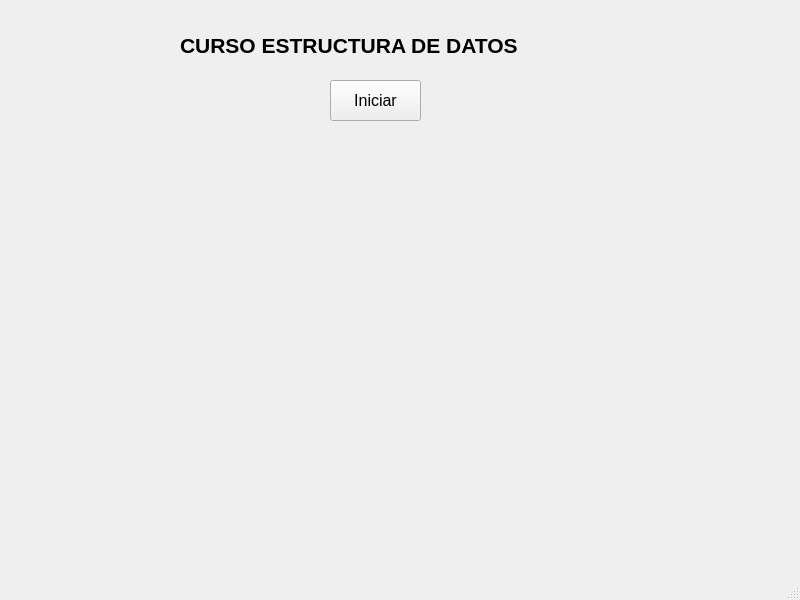
Old version of the form semana11/mi-primer-gui.ui in the repository cpulachev8/ed-ipae-sj-pi.
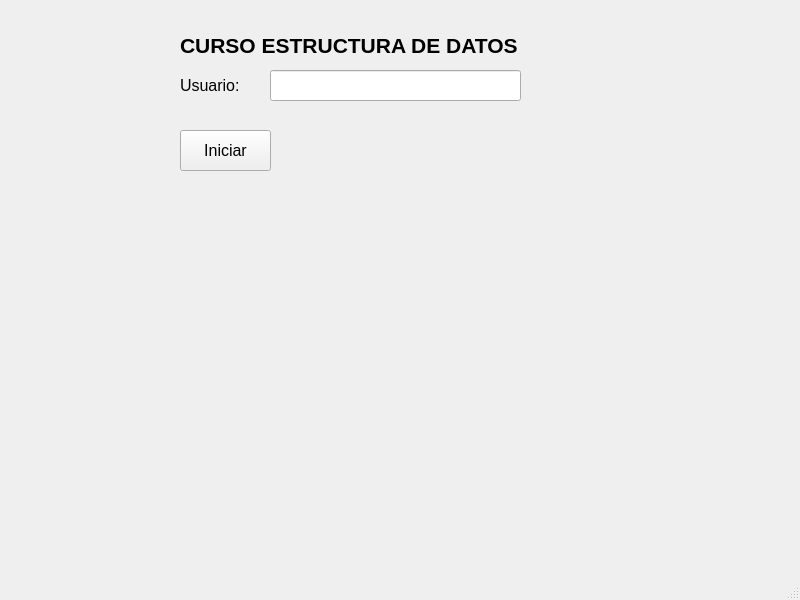
New version of the form.

Commit message: Sem11: Qt Designer - uso de botón y caja de texto

Patch:
```diff
--- a/semana11/mi-primer-gui.ui
+++ b/semana11/mi-primer-gui.ui
@@ -14,7 +14,7 @@
    <string>Mi primer GUI</string>
   </property>
   <widget class="QWidget" name="centralwidget">
-   <widget class="QLabel" name="label">
+   <widget class="QLabel" name="lbTitle">
     <property name="geometry">
      <rect>
       <x>180</x>
@@ -37,8 +37,8 @@
    <widget class="QPushButton" name="pushButton">
     <property name="geometry">
      <rect>
-      <x>330</x>
-      <y>80</y>
+      <x>180</x>
+      <y>130</y>
       <width>91</width>
       <height>41</height>
      </rect>
@@ -52,6 +52,39 @@
      <string>Iniciar</string>
     </property>
    </widget>
+   <widget class="QLabel" name="label">
+    <property name="geometry">
+     <rect>
+      <x>180</x>
+      <y>70</y>
+      <width>81</width>
+      <height>31</height>
+     </rect>
+    </property>
+    <property name="font">
+     <font>
+      <pointsize>12</pointsize>
+     </font>
+    </property>
+    <property name="text">
+     <string>Usuario:</string>
+    </property>
+   </widget>
+   <widget class="QLineEdit" name="leUser">
+    <property name="geometry">
+     <rect>
+      <x>270</x>
+      <y>70</y>
+      <width>251</width>
+      <height>31</height>
+     </rect>
+    </property>
+    <property name="font">
+     <font>
+      <pointsize>12</pointsize>
+     </font>
+    </property>
+   </widget>
   </widget>
   <widget class="QMenuBar" name="menubar">
    <property name="geometry">
```
Left out of the diff: 2 changed lines with no effect on the pictures. The commit also changes 1 other file.
